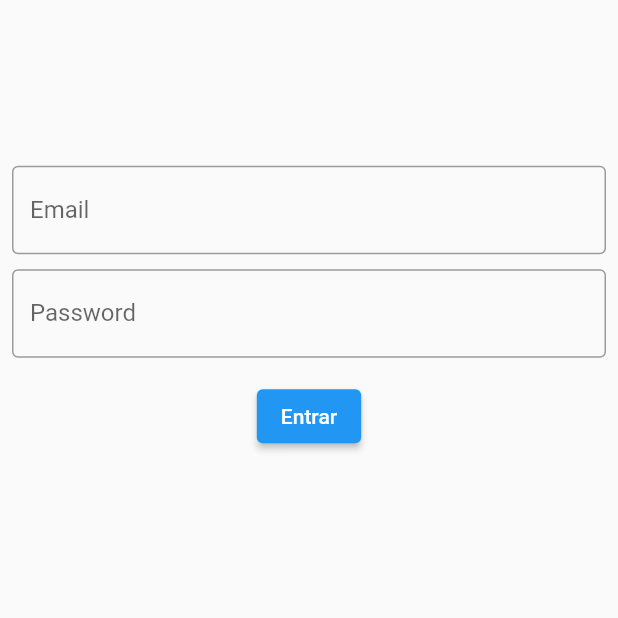
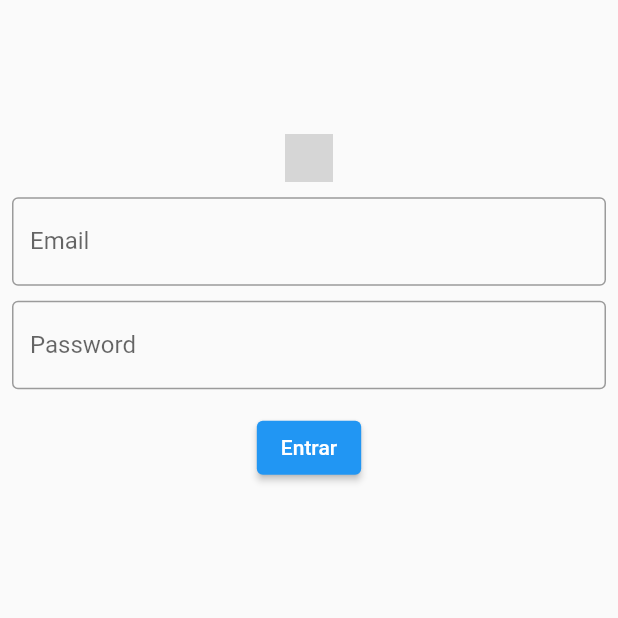
Before and after one commit to vss-2/Flutuando, a Flutter app: the screen it shows after launch, on a phone screen of 412 x 824 dp, the top half of it. Run offline on Flutter 3.47's test engine with Material 2 defaults, Android fonts, the phone set to English and light mode, and no system bars; network calls fail; grey boxes are pictures that could not be loaded.

```diff
--- a/tutorial/lib/login_page.dart
+++ b/tutorial/lib/login_page.dart
@@ -25,6 +25,16 @@ class _LoginPageState extends State<LoginPage> {
             child: Column(
               mainAxisAlignment: MainAxisAlignment.center,
               children: [
+                Container(
+                  width: 32,
+                  height: 32,
+                  child: Image.network(
+                    'https://cin.ufpe.br/~vss2/BOLAUM/assets/favicon-32x32.png'
+                  )
+                ),
+                Container(
+                  height: 10,
+                ),
                 TextField(
                   onChanged: (text){
                     email = text;
```
Also changed, not shown: 1 other file.
